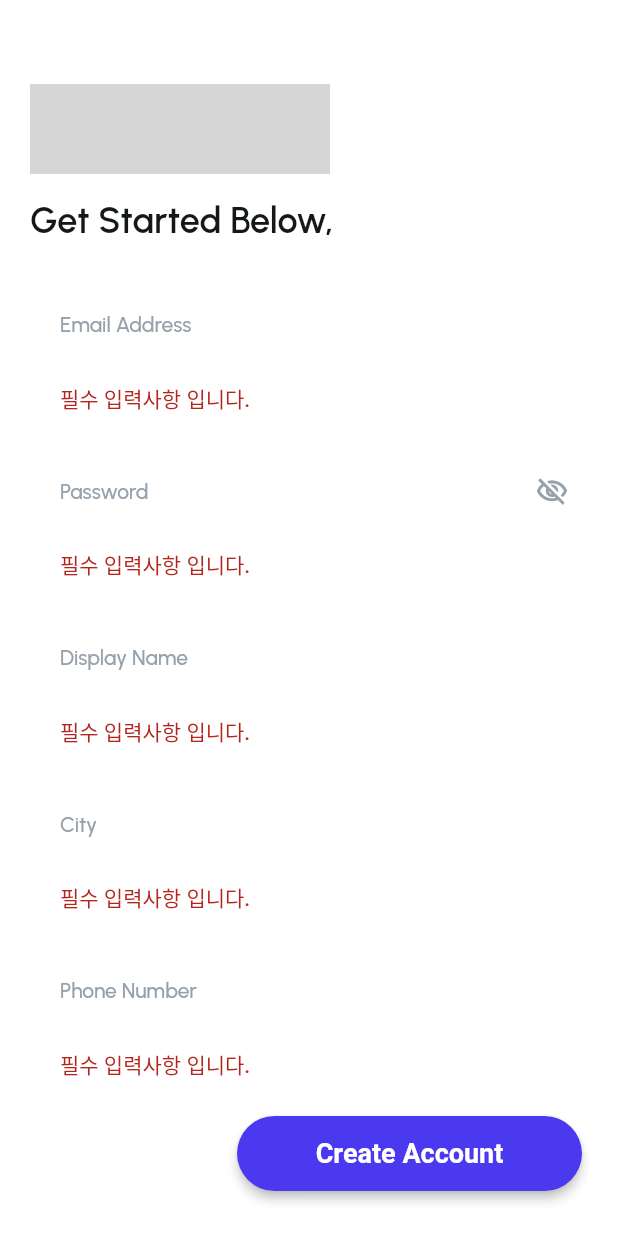
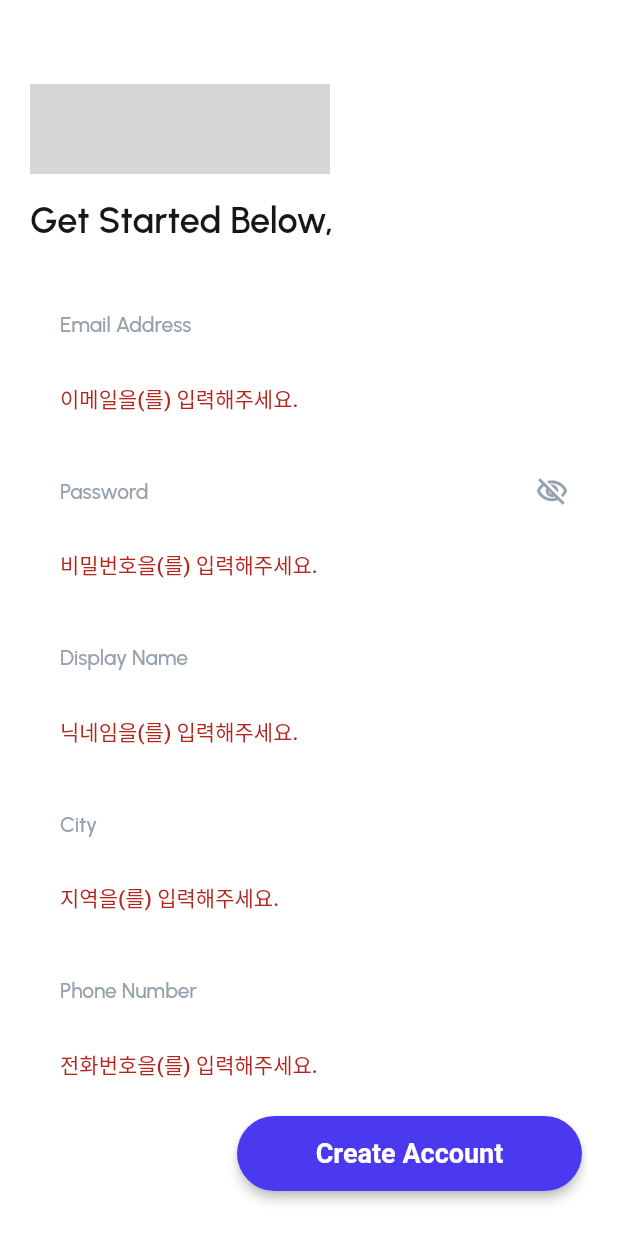
Before and after one commit to Choi-Big-Root/upHoms, a Flutter app: the CreateAccountPage screen opened by its route, after a tap on "Create Account", on a phone screen of 412 x 824 dp. Run offline on Flutter 3.47's test engine with Material 3 defaults, Android fonts, the phone set to English and light mode, and no system bars; our stand-ins replace another_flushbar, cached_network_image, dio, flutter_bloc, flutter_dotenv, flutter_screenutil and 6 more; generated files the repository leaves out were written again; network calls fail; grey boxes are pictures that could not be loaded.

Commit message:
필드별 정규식 공통파일로 분리 + 정규식 적용

```diff
--- /dev/null
+++ b/lib/core/utils/validators.dart
@@ -0,0 +1,44 @@
+// lib/core/utils/validators.dart
+
+class AppValidators {
+  AppValidators._();
+
+  //이메일 정규식
+  static const String _emailRegex = r'^[a-zA-Z0-9._%+-]+@[a-zA-Z0-9.-]+\.[a-zA-Z]{2,}$';
+
+  // 전화번호 정규식 숫자로만 구성되었는지 확인
+  static const String _phoneNumberRegex = r'^[0-9]+$';
+
+  static String? validateEmail(String? value) {
+    if (value == null || value.isEmpty) {
+      return '이메일을(를) 입력해주세요.';
+    }
+    if (!RegExp(_emailRegex).hasMatch(value)) {
+      return '유효한 이메일 형식이 아닙니다.';
+    }
+    return null;
+  }
+
+  static String? validatePhoneNumber(String? value) {
+    if (value == null || value.isEmpty) {
+      return '전화번호을(를) 입력해주세요.';
+    }
+    // 하이픈이 포함될 수 있으므로, 검사 전에 제거합니다.
+    final String cleanedValue = value.replaceAll('-', '');
+    if (!RegExp(_phoneNumberRegex).hasMatch(cleanedValue)) {
+      return '유효한 전화번호 형식이 아닙니다 (숫자만 입력).';
+    }
+    if (cleanedValue.length < 10 || cleanedValue.length > 11) {
+      return '유효하지 않은 전화번호 길이입니다.';
+    }
+    return null;
+  }
+
+  /// 일반적인 필수 입력 필드 검사
+  static String? validateRequired(String? value, String fieldName) {
+    if (value == null || value.isEmpty) {
+      return '$fieldName을(를) 입력해주세요.';
+    }
+    return null;
+  }
+}
--- a/lib/presentation/create_account/create_account_page.dart
+++ b/lib/presentation/create_account/create_account_page.dart
@@ -10,6 +10,7 @@ import '../../core/custom/custom_font_weight.dart';
 import '../../core/custom/custom_snack_bar.dart';
 import '../../core/custom/custom_text_form_field_widget.dart';
 import '../../core/theme/theme_data.dart';
+import '../../core/utils/validators.dart';
 import '../../domain/model/user/user_model.dart';
 import '../bloc/user/user_bloc.bloc.dart';
 
@@ -170,10 +171,7 @@ class _CreateAccountPageState extends State<CreateAccountPage> {
                                     24,
                                   ),
                               validator: (value) {
-                                if (value == null || value.isEmpty) {
-                                  return '필수 입력사항 입니다.';
-                                }
-                                return null;
+                                return AppValidators.validateEmail(value);
                               },
                             ),
                           ),
@@ -224,6 +222,9 @@ class _CreateAccountPageState extends State<CreateAccountPage> {
                                   size: 22,
                                 ),
                               ),
+                              validator: (value){
+                                return AppValidators.validateRequired(value, '비밀번호');
+                              },
                             ),
                           ),
                         ],
@@ -259,6 +260,9 @@ class _CreateAccountPageState extends State<CreateAccountPage> {
                                     0,
                                     24,
                                   ),
+                              validator: (value){
+                                return AppValidators.validateRequired(value, '닉네임');
+                              },
                             ),
                           ),
                         ],
@@ -294,6 +298,9 @@ class _CreateAccountPageState extends State<CreateAccountPage> {
                                     0,
                                     24,
                                   ),
+                              validator: (value){
+                                return AppValidators.validateRequired(value, '지역');
+                              },
                             ),
                           ),
                         ],
@@ -329,6 +336,9 @@ class _CreateAccountPageState extends State<CreateAccountPage> {
                                     0,
                                     24,
                                   ),
+                              validator: (value){
+                                return AppValidators.validatePhoneNumber(value);
+                              },
                             ),
                           ),
                         ],
```
